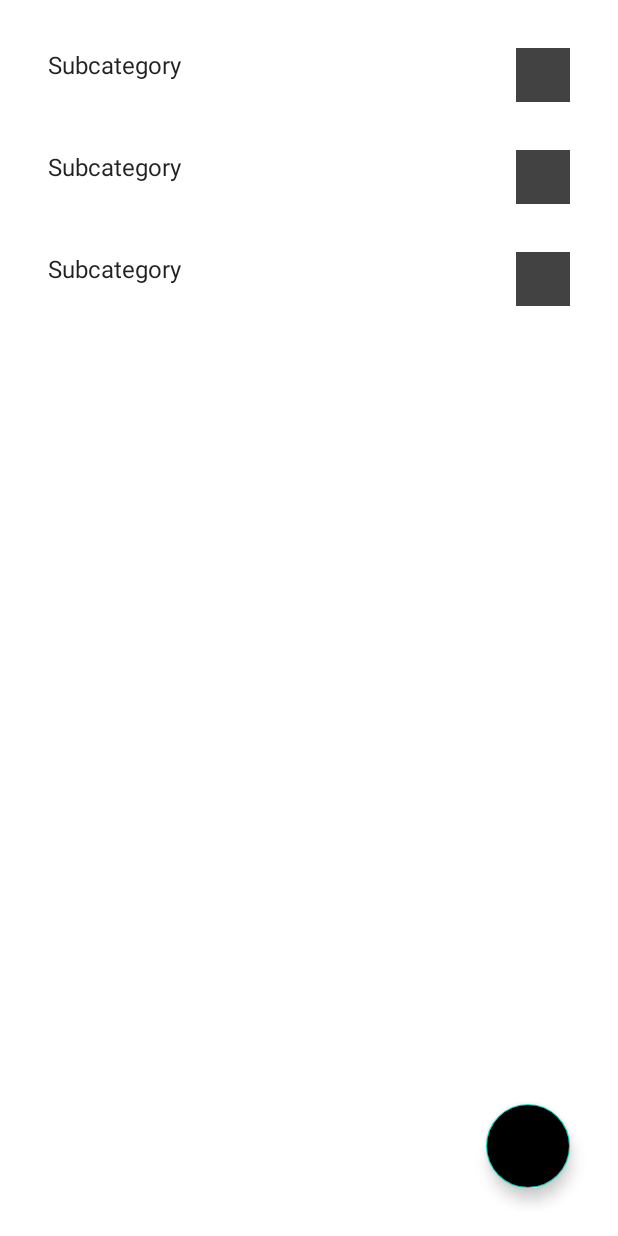
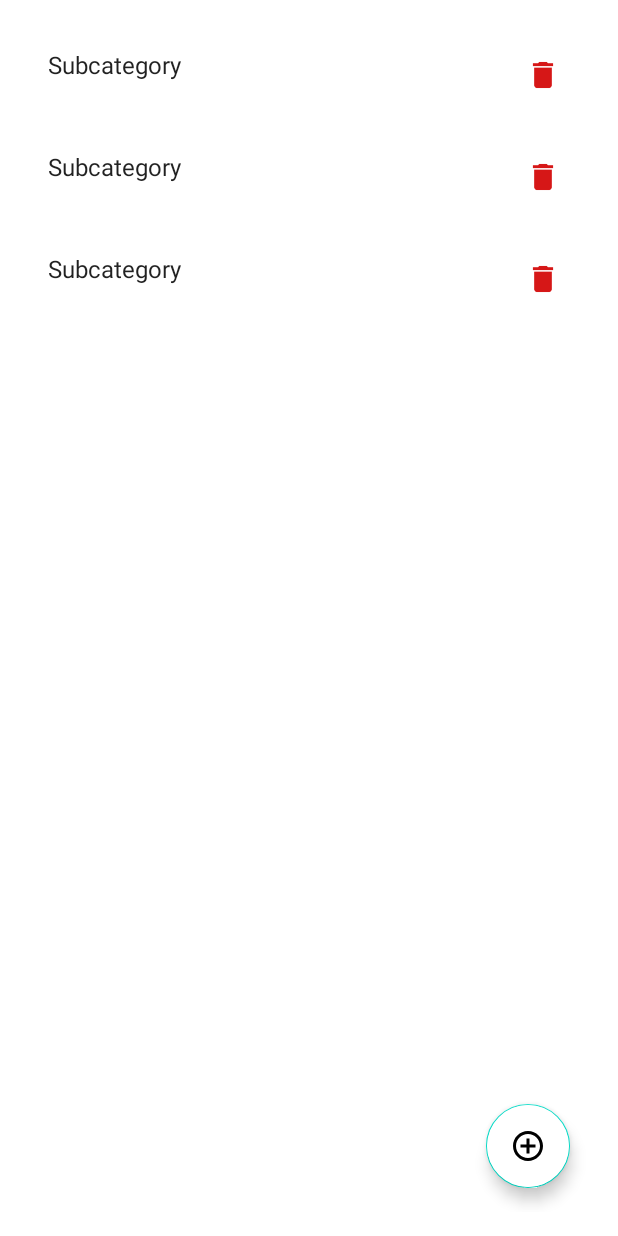
Before and after one commit to Yashwantoo7/income_expense_tracker, an Android app: the layout activity_subcategory.xml on its own in the app's theme, with its tools: preview values and no code run, on a phone screen of 412 x 824 dp. Run offline under Robolectric (Android 15) with nearby library versions, the phone set to English and light mode, and no system bars.

Commit message:
Adding delete icon

```diff
--- /dev/null
+++ b/app/src/main/res/drawable/baseline_add_circle_outline_24.xml
@@ -0,0 +1,5 @@
+<vector xmlns:android="http://schemas.android.com/apk/res/android" android:height="24dp" android:tint="#000000" android:viewportHeight="24" android:viewportWidth="24" android:width="24dp">
+
+    <path android:fillColor="@android:color/white" android:pathData="M13,7h-2v4L7,11v2h4v4h2v-4h4v-2h-4L13,7zM12,2C6.48,2 2,6.48 2,12s4.48,10 10,10 10,-4.48 10,-10S17.52,2 12,2zM12,20c-4.41,0 -8,-3.59 -8,-8s3.59,-8 8,-8 8,3.59 8,8 -3.59,8 -8,8z"/>
+
+</vector>
--- a/app/src/main/res/layout/activity_subcategory.xml
+++ b/app/src/main/res/layout/activity_subcategory.xml
@@ -22,9 +22,9 @@
         android:layout_height="wrap_content"
         android:layout_gravity="end"
         android:contentDescription="Add Subcategory"
-        android:src="@drawable/ic_launcher_background"
+        android:src="@drawable/baseline_add_circle_outline_24"
         android:tint="@android:color/white"
         android:layout_margin="16dp"
-        android:backgroundTint="@color/material_dynamic_primary0" />
+        android:backgroundTint="@color/white" />
 
 </LinearLayout>
--- a/app/src/main/res/layout/dialog_add_subcategory.xml
+++ b/app/src/main/res/layout/dialog_add_subcategory.xml
@@ -21,7 +21,5 @@
         android:id="@+id/btnAddSubcategory"
         android:layout_width="wrap_content"
         android:layout_height="wrap_content"
-        android:text="Add Subcategory"
-        android:background="?attr/colorPrimary"
-        android:textColor="?attr/colorOnPrimary" />
+        android:text="Add Subcategory" />
 </LinearLayout>
--- a/app/src/main/res/layout/item_subcategory.xml
+++ b/app/src/main/res/layout/item_subcategory.xml
@@ -23,7 +23,8 @@
         android:layout_width="36dp"
         android:layout_height="36dp"
         android:contentDescription="Delete"
-        android:src="@drawable/ic_launcher_background"
+        android:src="@drawable/ic_delete"
         android:background="?android:selectableItemBackground"
-        app:tint="@color/cardview_dark_background" />
+        android:scaleType="fitCenter"/>
+
 </LinearLayout>
```
Also changed, not shown: app/src/main/res/drawable/ic_delete.png (added).
